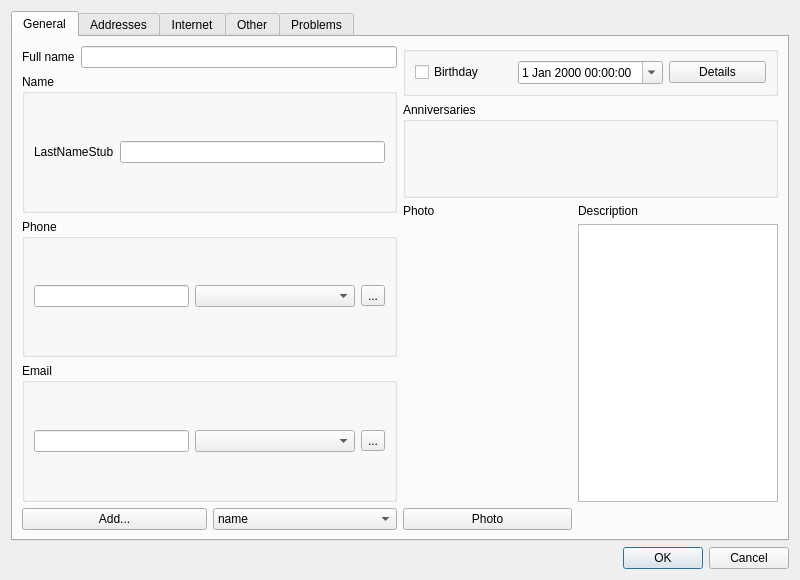
Qt form app/contactdialog.ui (DarkHobbit/doublecontact) before a commit.
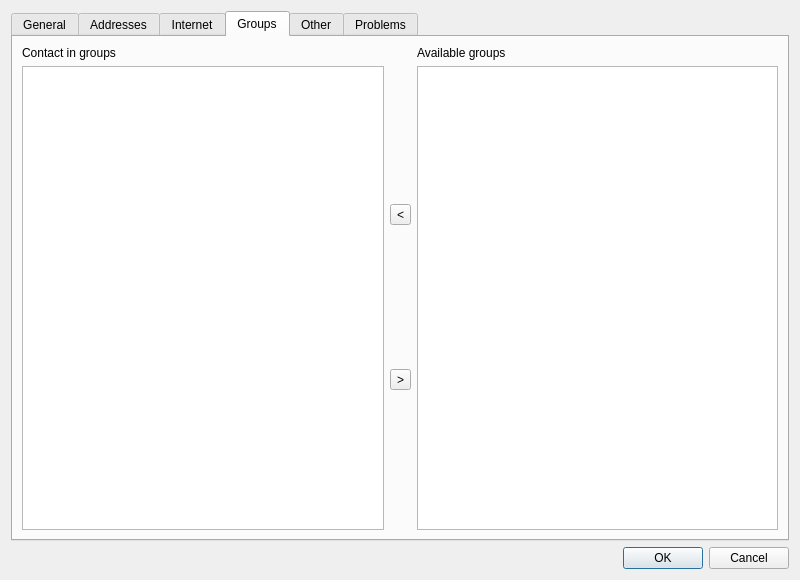
The same form after that commit. The open tabs and pages were chosen to show the change. Icons and pictures are not drawn.

Commit message: Group support (CATEGORIES, X-CATEGORIES, X-NOKIA-PND-GROUP tags). OSMO export bugs fixed.

```diff
--- a/app/contactdialog.ui
+++ b/app/contactdialog.ui
@@ -453,6 +453,59 @@
        </item>
       </layout>
      </widget>
+     <widget class="QWidget" name="tabGroups">
+      <attribute name="title">
+       <string>Groups</string>
+      </attribute>
+      <layout class="QGridLayout" name="gridLayout_3">
+       <item row="0" column="0">
+        <widget class="QLabel" name="lbContactInGroups">
+         <property name="text">
+          <string>Contact in groups</string>
+         </property>
+        </widget>
+       </item>
+       <item row="0" column="2">
+        <widget class="QLabel" name="lbAvailableGroupss">
+         <property name="text">
+          <string>Available groups</string>
+         </property>
+        </widget>
+       </item>
+       <item row="1" column="0">
+        <widget class="QListWidget" name="lwContactInGroups">
+         <property name="selectionMode">
+          <enum>QAbstractItemView::MultiSelection</enum>
+         </property>
+        </widget>
+       </item>
+       <item row="1" column="1">
+        <layout class="QVBoxLayout" name="verticalLayout_10">
+         <item>
+          <widget class="QToolButton" name="btnIncludeToGroup">
+           <property name="text">
+            <string notr="true">&lt;</string>
+           </property>
+          </widget>
+         </item>
+         <item>
+          <widget class="QToolButton" name="btnExcludeFromGroup">
+           <property name="text">
+            <string notr="true">&gt;</string>
+           </property>
+          </widget>
+         </item>
+        </layout>
+       </item>
+       <item row="1" column="2">
+        <widget class="QListWidget" name="lwAvailableGroups">
+         <property name="selectionMode">
+          <enum>QAbstractItemView::MultiSelection</enum>
+         </property>
+        </widget>
+       </item>
+      </layout>
+     </widget>
      <widget class="QWidget" name="tabOther">
       <attribute name="title">
        <string>Other</string>
```
Left out of the diff: 4 changed lines with no effect on the pictures. The commit also changes 35 other files.
